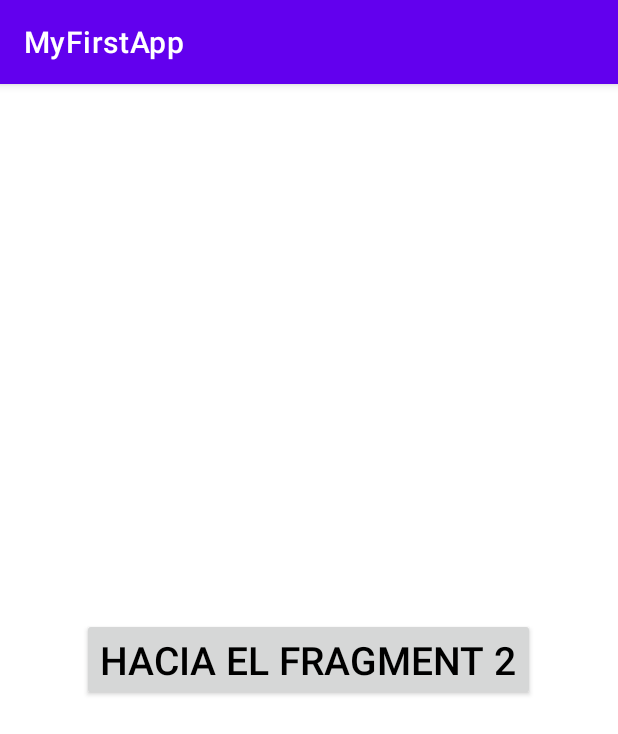
After one commit to Jalperucio/hyh-android-app, an Android app: the BlankFragment screen opened directly, with no data from a screen before it, on a phone screen of 412 x 824 dp. The commit adds this screen. Shown: the top 734 px of the screen. Run offline under Robolectric (Android 15) with nearby library versions, the phone set to English and light mode, and no system bars; Roboto replaces fonts that are not available here.

Commit message:
First fragment navigation approaching

```diff
--- a/app/src/main/java/com/jalper/myfirstapp/MenuActivity.kt
+++ b/app/src/main/java/com/jalper/myfirstapp/MenuActivity.kt
@@ -4,6 +4,7 @@ import android.content.Intent
 import android.os.Bundle
 import androidx.appcompat.app.AppCompatActivity
 import com.jalper.myfirstapp.databinding.ActivityMenuBinding
+import com.jalper.myfirstapp.fragmentsexampleapp.FragmentsExampleMainActivity
 import com.jalper.myfirstapp.helloapp.MainActivity
 import com.jalper.myfirstapp.lessonsapp.LessonActivity
 
@@ -30,5 +31,9 @@ class MenuActivity : AppCompatActivity() {
         binding.btnMenuLessonButton.setOnClickListener {
             startActivity(Intent(this, LessonActivity::class.java))
         }
+
+        binding.btnMenuFragmentsExampleButton.setOnClickListener {
+            startActivity(Intent(this, FragmentsExampleMainActivity::class.java))
+        }
     }
 }
--- /dev/null
+++ b/app/src/main/java/com/jalper/myfirstapp/fragmentsexampleapp/BlankFragment.kt
@@ -0,0 +1,36 @@
+package com.jalper.myfirstapp.fragmentsexampleapp
+
+import android.os.Bundle
+import androidx.fragment.app.Fragment
+import android.view.LayoutInflater
+import android.view.View
+import android.view.ViewGroup
+import com.jalper.myfirstapp.R
+import com.jalper.myfirstapp.databinding.FragmentBlankBinding
+
+class BlankFragment : Fragment() {
+
+    private lateinit var binding: FragmentBlankBinding
+
+    override fun onCreateView(
+        inflater: LayoutInflater,
+        container: ViewGroup?,
+        savedInstanceState: Bundle?,
+    ): View {
+        binding = FragmentBlankBinding.inflate(layoutInflater)
+        return binding.root
+    }
+
+    override fun onViewCreated(view: View, savedInstanceState: Bundle?) {
+        super.onViewCreated(view, savedInstanceState)
+
+        binding.btnFragmentButton.setOnClickListener {
+            (activity as FragmentsExampleMainActivity).navigateToBlankFragment2(7)
+        }
+
+    }
+
+    companion object {
+
+    }
+}
--- /dev/null
+++ b/app/src/main/java/com/jalper/myfirstapp/fragmentsexampleapp/FragmentsExampleMainActivity.kt
@@ -0,0 +1,36 @@
+package com.jalper.myfirstapp.fragmentsexampleapp
+
+import androidx.appcompat.app.AppCompatActivity
+import android.os.Bundle
+import androidx.fragment.app.Fragment
+import com.jalper.myfirstapp.R
+import com.jalper.myfirstapp.databinding.ActivityFragmentsExampleMainBinding
+
+class FragmentsExampleMainActivity : AppCompatActivity() {
+
+    private lateinit var binding: ActivityFragmentsExampleMainBinding
+    override fun onCreate(savedInstanceState: Bundle?) {
+        super.onCreate(savedInstanceState)
+
+        binding = ActivityFragmentsExampleMainBinding.inflate(layoutInflater)
+        setContentView(binding.root)
+
+        loadFragment(BlankFragment())
+    }
+
+    private fun loadFragment(fragment: Fragment) {
+        supportFragmentManager.beginTransaction().replace(R.id.fcv_main_container, fragment).commit()
+    }
+
+    fun navigateToBlankFragment2(edad: Int){
+
+        val fragment = BlankFragment2()
+        val bundle = Bundle()
+        bundle.putInt("parametro", edad)
+        bundle.putInt("parametro2", 2)
+
+        fragment.arguments = bundle
+
+        loadFragment(fragment)
+    }
+}
--- /dev/null
+++ b/app/src/main/res/layout/activity_fragments_example_main.xml
@@ -0,0 +1,19 @@
+<?xml version="1.0" encoding="utf-8"?>
+<androidx.constraintlayout.widget.ConstraintLayout xmlns:android="http://schemas.android.com/apk/res/android"
+    xmlns:app="http://schemas.android.com/apk/res-auto"
+    xmlns:tools="http://schemas.android.com/tools"
+    android:layout_width="match_parent"
+    android:layout_height="match_parent"
+    tools:context=".fragmentsexampleapp.FragmentsExampleMainActivity">
+
+    <androidx.fragment.app.FragmentContainerView
+        android:id="@+id/fcv_main_container"
+        android:layout_width="0dp"
+        android:layout_height="0dp"
+        app:layout_constraintTop_toTopOf="parent"
+        app:layout_constraintStart_toStartOf="parent"
+        app:layout_constraintEnd_toEndOf="parent"
+        app:layout_constraintBottom_toBottomOf="parent"/>
+
+
+</androidx.constraintlayout.widget.ConstraintLayout>
--- a/app/src/main/res/layout/activity_menu.xml
+++ b/app/src/main/res/layout/activity_menu.xml
@@ -25,7 +25,7 @@
         app:layout_constraintEnd_toEndOf="parent"/>
 
     <androidx.appcompat.widget.AppCompatButton
-        android:id="@+id/btn_menu_third_button"
+        android:id="@+id/btn_menu_fragments_example_button"
         android:text="@string/third_app"
         android:layout_marginTop="@dimen/vertical_margin"
         style="@style/AppButton"
--- /dev/null
+++ b/app/src/main/res/layout/fragment_blank.xml
@@ -0,0 +1,20 @@
+<?xml version="1.0" encoding="utf-8"?>
+<androidx.appcompat.widget.LinearLayoutCompat xmlns:android="http://schemas.android.com/apk/res/android"
+    xmlns:tools="http://schemas.android.com/tools"
+    android:layout_gravity="center"
+    android:layout_width="match_parent"
+    android:layout_height="match_parent"
+    android:gravity="center"
+    tools:context=".fragmentsexampleapp.BlankFragment">
+
+    <!-- TODO: Update blank fragment layout -->
+    <androidx.appcompat.widget.AppCompatButton
+        android:id="@+id/btn_fragment_button"
+        android:layout_width="wrap_content"
+        android:layout_height="wrap_content"
+        android:textSize="26sp"
+        android:gravity="center"
+        android:textColor="@color/black"
+        android:text="HACIA EL FRAGMENT 2" />
+
+</androidx.appcompat.widget.LinearLayoutCompat>
```
Also changed, not shown: app/src/main/AndroidManifest.xml (+6 -7 lines), app/src/main/java/com/jalper/myfirstapp/fragmentsexampleapp/BlankFragment2.kt (added, +27 -0 lines), app/src/main/res/layout/fragment_blank2.xml (added, +16 -0 lines).
